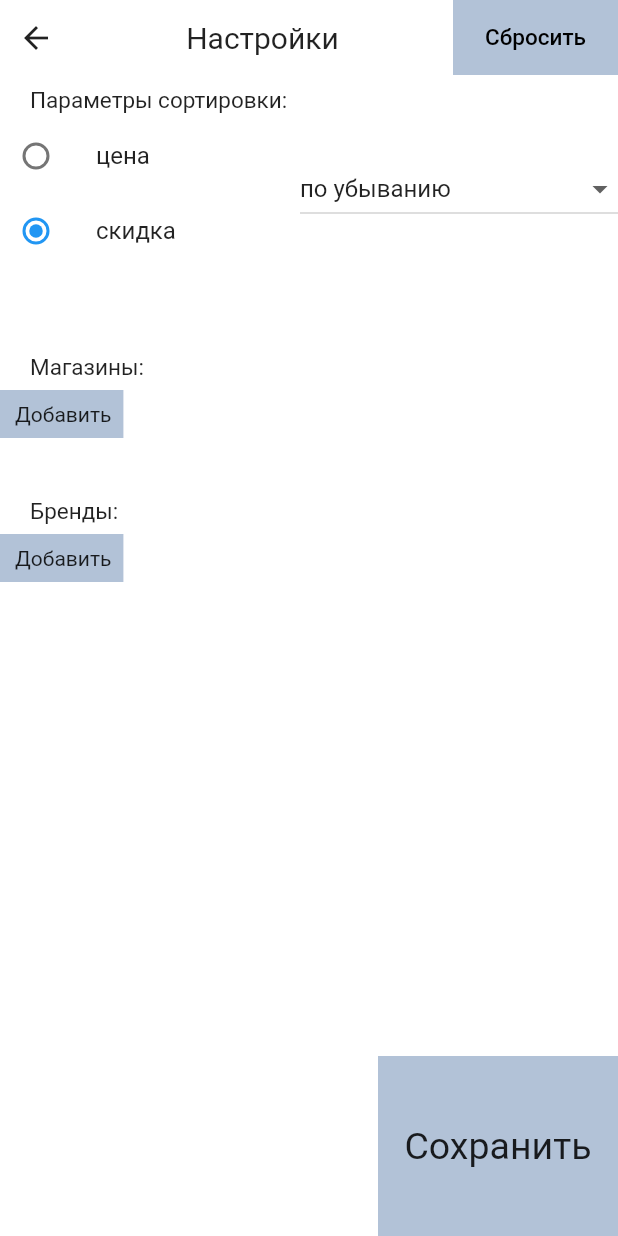
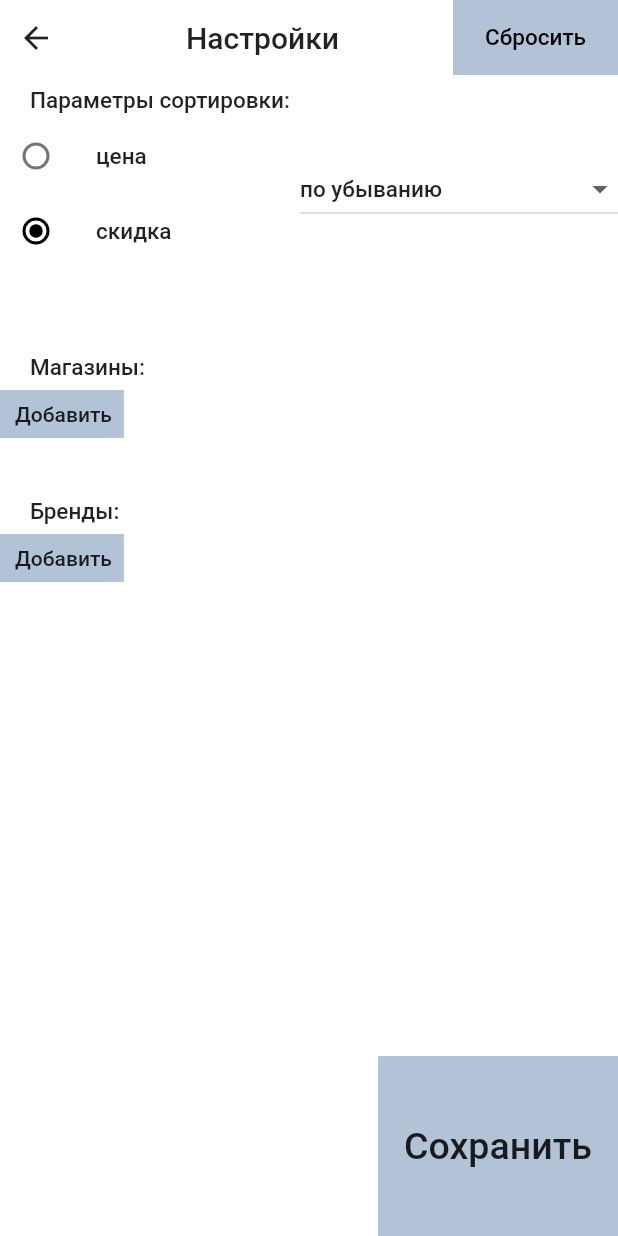
Before and after one commit to ShmerlingMax/EnergyDrink, a Flutter app: the SettingsScreen screen opened directly, on a phone screen of 412 x 824 dp. Run offline on Flutter 3.47's test engine with Material 2 defaults, Android fonts, the phone set to English and light mode, and no system bars; our stand-ins replace dio, flutter_layout_grid; project files that could hold a hidden picture were left out.

Commit message:
Fix the design

```diff
--- a/mobile_app/lib/presentation/selection_screen/widgets/item.dart
+++ b/mobile_app/lib/presentation/selection_screen/widgets/item.dart
@@ -51,7 +51,10 @@ class SelectionItem extends StatelessWidget {
                 ),
                 Text(
                   text,
-                  style: const TextStyle(fontSize: 15),
+                  style: const TextStyle(
+                    fontSize: 15,
+                    fontWeight: FontWeight.w500,
+                  ),
                 ),
                 const Spacer(),
                 Checkbox(
--- a/mobile_app/lib/presentation/settings_screen/settings_screen.dart
+++ b/mobile_app/lib/presentation/settings_screen/settings_screen.dart
@@ -26,7 +26,10 @@ class SettingsScreen extends StatelessWidget {
                       padding: EdgeInsets.only(left: 20),
                       child: Text(
                         'Параметры сортировки:',
-                        style: TextStyle(fontSize: 15),
+                        style: TextStyle(
+                          fontSize: 15,
+                          fontWeight: FontWeight.w500,
+                        ),
                       ),
                     ),
                     Row(
--- a/mobile_app/lib/presentation/settings_screen/widgets/app_bar.dart
+++ b/mobile_app/lib/presentation/settings_screen/widgets/app_bar.dart
@@ -27,7 +27,10 @@ class SettingsAppBar extends StatelessWidget with PreferredSizeWidget {
           ),
           const Text(
             'Настройки',
-            style: TextStyle(fontSize: 20),
+            style: TextStyle(
+              fontSize: 20,
+              fontWeight: FontWeight.w500,
+            ),
           ),
           Container(
             height: 50,
@@ -48,6 +51,7 @@ class SettingsAppBar extends StatelessWidget with PreferredSizeWidget {
                 style: TextStyle(
                   fontSize: 15,
                   color: Colors.black,
+                  fontWeight: FontWeight.w500,
                 ),
               ),
             ),
--- a/mobile_app/lib/presentation/settings_screen/widgets/save_button.dart
+++ b/mobile_app/lib/presentation/settings_screen/widgets/save_button.dart
@@ -27,7 +27,10 @@ class SaveButton extends StatelessWidget {
           child: const Center(
             child: Text(
               'Сохранить',
-              style: TextStyle(fontSize: 25),
+              style: TextStyle(
+                fontSize: 25,
+                fontWeight: FontWeight.w500,
+              ),
             ),
           ),
         ),
--- a/mobile_app/lib/presentation/settings_screen/widgets/shops_brands_selector.dart
+++ b/mobile_app/lib/presentation/settings_screen/widgets/shops_brands_selector.dart
@@ -21,7 +21,10 @@ class ShopsBrandsSelector extends StatelessWidget {
           padding: const EdgeInsets.only(left: 20),
           child: Text(
             isShops ? 'Магазины:' : 'Бренды: ',
-            style: const TextStyle(fontSize: 15),
+            style: const TextStyle(
+              fontSize: 15,
+              fontWeight: FontWeight.w500,
+            ),
           ),
         ),
         const SizedBox(
@@ -56,7 +59,10 @@ class ShopsBrandsSelector extends StatelessWidget {
                   ),
                   child: Text(
                     'Добавить',
-                    style: TextStyle(fontSize: 14),
+                    style: TextStyle(
+                      fontSize: 14,
+                      fontWeight: FontWeight.w500,
+                    ),
                   ),
                 ),
               ),
@@ -93,7 +99,10 @@ class _Item extends StatelessWidget {
             children: [
               Text(
                 text,
-                style: const TextStyle(fontSize: 14),
+                style: const TextStyle(
+                  fontSize: 14,
+                  fontWeight: FontWeight.w500,
+                ),
               ),
               GestureDetector(
                 onTap: () {
--- a/mobile_app/lib/presentation/settings_screen/widgets/sorting_direction_selector.dart
+++ b/mobile_app/lib/presentation/settings_screen/widgets/sorting_direction_selector.dart
@@ -16,11 +16,23 @@ class SortingDirectionSelector extends StatelessWidget {
         items: const [
           DropdownMenuItem(
             value: SortingDirection.ascending,
-            child: Text('по возрастанию'),
+            child: Text(
+              'по возрастанию',
+              style: TextStyle(
+                fontSize: 15,
+                fontWeight: FontWeight.w500,
+              ),
+            ),
           ),
           DropdownMenuItem(
             value: SortingDirection.descending,
-            child: Text('по убыванию'),
+            child: Text(
+              'по убыванию',
+              style: TextStyle(
+                fontSize: 15,
+                fontWeight: FontWeight.w500,
+              ),
+            ),
           ),
         ],
         onChanged: (value) {
--- a/mobile_app/lib/presentation/settings_screen/widgets/sorting_parameter_selector.dart
+++ b/mobile_app/lib/presentation/settings_screen/widgets/sorting_parameter_selector.dart
@@ -16,8 +16,15 @@ class SortingParameterSelector extends StatelessWidget {
                 SortingParameter.price,
             child: ListTile(
               contentPadding: EdgeInsets.zero,
-              title: const Text('цена'),
+              title: const Text(
+                'цена',
+                style: TextStyle(
+                  fontSize: 15,
+                  fontWeight: FontWeight.w500,
+                ),
+              ),
               leading: Radio<SortingParameter>(
+                activeColor: Colors.black,
                 value: SortingParameter.price,
                 groupValue: context.watch<Settings>().sortingParameter,
                 onChanged: (SortingParameter? value) {
@@ -33,8 +40,15 @@ class SortingParameterSelector extends StatelessWidget {
                 SortingParameter.discount,
             child: ListTile(
               contentPadding: EdgeInsets.zero,
-              title: const Text('скидка'),
+              title: const Text(
+                'скидка',
+                style: TextStyle(
+                  fontSize: 15,
+                  fontWeight: FontWeight.w500,
+                ),
+              ),
               leading: Radio<SortingParameter>(
+                activeColor: Colors.black,
                 value: SortingParameter.discount,
                 groupValue: context.watch<Settings>().sortingParameter,
                 onChanged: (SortingParameter? value) {
--- a/mobile_app/pubspec.yaml
+++ b/mobile_app/pubspec.yaml
@@ -16,6 +16,7 @@ dependencies:
   json_annotation: ^4.7.0
   dio: ^4.0.6
   provider: ^6.0.4
+  flutter_layout_grid: ^2.0.1
 
 dev_dependencies:
   flutter_test:
```
Also changed, not shown: mobile_app/lib/presentation/main_screen/main_screen.dart (+31 -14 lines), mobile_app/lib/presentation/main_screen/widgets/app_bar.dart (+6 -3 lines), mobile_app/lib/presentation/main_screen/widgets/item.dart (+40 -17 lines), mobile_app/lib/presentation/selection_screen/selection_screen.dart (+8 -2 lines), mobile_app/lib/presentation/selection_screen/widgets/app_bar.dart (+6 -2 lines), mobile_app/pubspec.lock.
